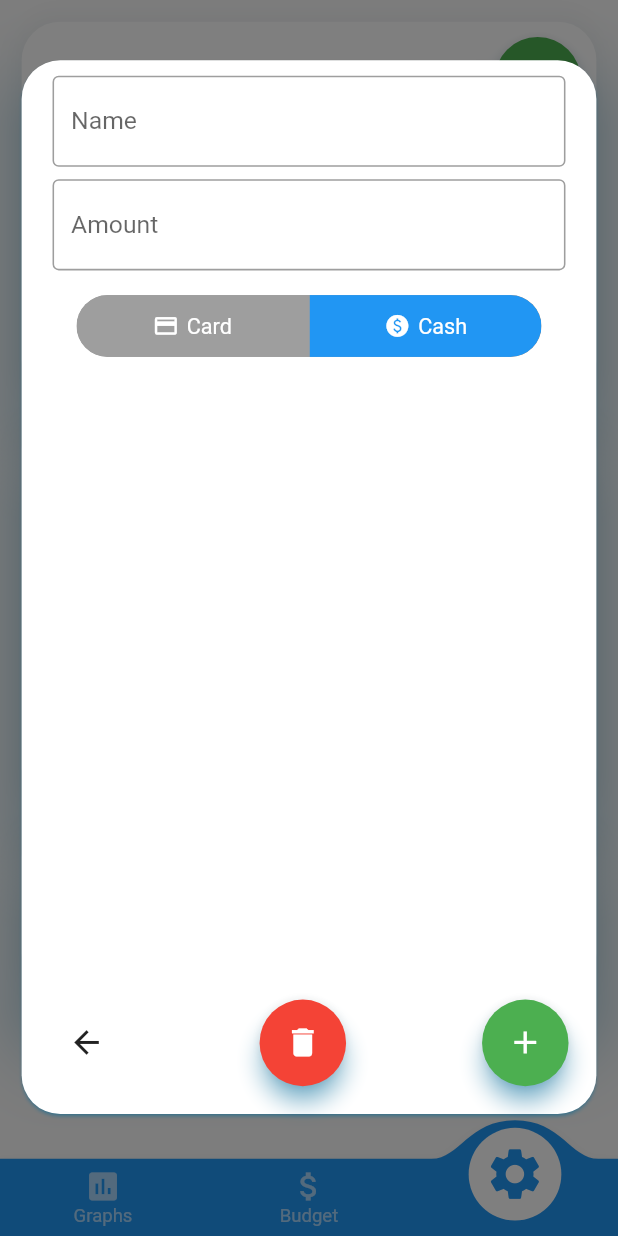
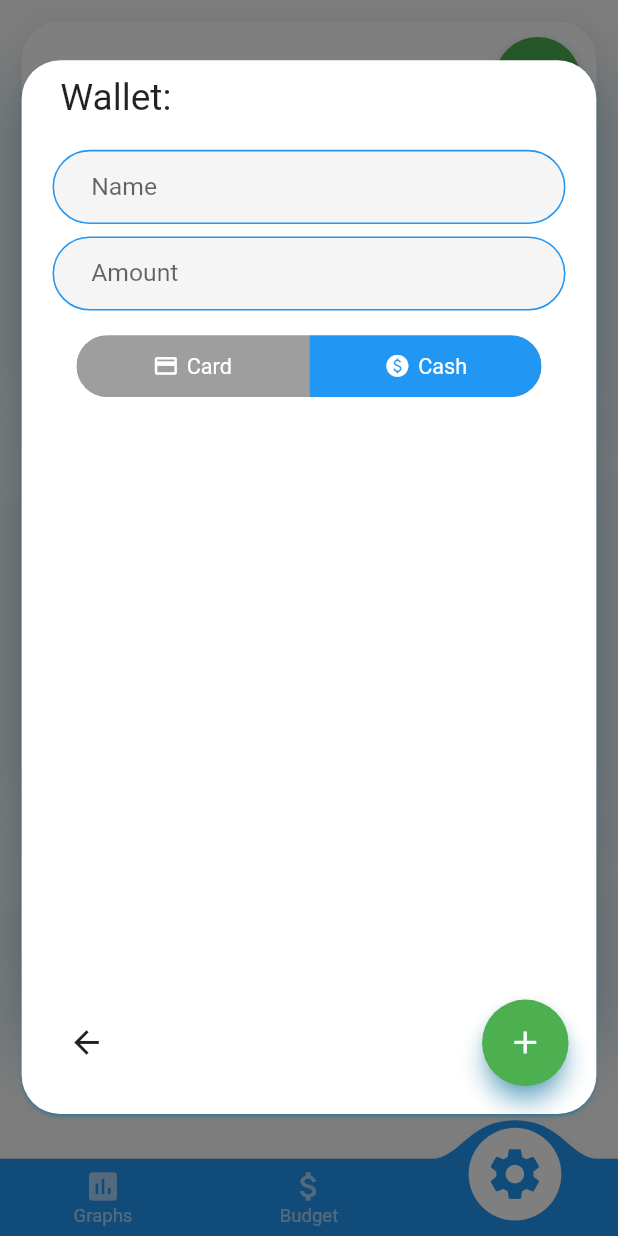
Before and after one commit to dodoqqww/my_budget, a Flutter app: the screen it shows after launch, item 3 of the bottom bar chosen, after a tap on the "add" icon, on a phone screen of 412 x 824 dp. Run offline on Flutter 3.47's test engine with Material 2 defaults, Android fonts, the phone set to English and light mode, and no system bars; drawn by our look-alikes of convex_bottom_bar, toggle_switch; our stand-ins replace expandable, get_it, month_picker_dialog, responsive_framework; missing offline and left inert: flutter_date_picker_timeline, flutter_picker; generated files the repository leaves out were written again.

Commit message:
update ui

```diff
--- /dev/null
+++ b/lib/ui/common/style.dart
@@ -0,0 +1,22 @@
+import 'package:flutter/material.dart';
+
+// textfield decoration
+InputDecoration getTextFieldDecoration({labelText: String, hintText: String}) {
+  return InputDecoration(
+    enabledBorder: OutlineInputBorder(
+      borderRadius: BorderRadius.circular(25),
+      borderSide: BorderSide(color: Colors.blue, width: 1.0),
+    ),
+    focusedBorder: OutlineInputBorder(
+      borderRadius: BorderRadius.circular(25),
+      borderSide: BorderSide(color: Colors.blue, width: 1.0),
+    ),
+    filled: true,
+    contentPadding: EdgeInsets.only(left: 25, bottom: 20),
+    //border: OutlineInputBorder(
+    //    borderRadius: BorderRadius.circular(25),
+    //    borderSide: new BorderSide(color: Colors.blue)),
+    labelText: labelText,
+    hintText: hintText,
+  );
+}
--- a/lib/ui/screens/main_screen.dart
+++ b/lib/ui/screens/main_screen.dart
@@ -173,7 +173,7 @@ class TrxDetailsWidget extends StatelessWidget {
         alignment: Alignment.centerRight,
         child: ExpandableButton(
           // <-- Collapses when tapped on
-          child: Icon(Icons.arrow_upward),
+          child: Icon(Icons.arrow_upward, color: Colors.blue),
         ),
       ),
     ]);
--- a/lib/ui/screens/settings_screen.dart
+++ b/lib/ui/screens/settings_screen.dart
@@ -5,6 +5,7 @@ import 'package:flutter_picker/flutter_picker.dart';
 import 'package:my_budget/models/reminder.dart';
 import 'package:my_budget/models/wallet.dart';
 import 'package:my_budget/ui/common/animations.dart';
+import 'package:my_budget/ui/common/style.dart';
 import 'package:my_budget/utils/util_datas.dart';
 import 'package:toggle_switch/toggle_switch.dart';
 
@@ -288,7 +289,7 @@ class OtherSettings extends StatelessWidget {
                         onPressed: () {
                           print("backup google drive");
                         },
-                        icon: Icon(Icons.backup))
+                        icon: Icon(Icons.backup, color: Colors.blue))
                   ],
                 )
               ],
@@ -311,8 +312,10 @@ class AddEditWalletScreen extends StatelessWidget {
 
   @override
   Widget build(BuildContext context) {
+    bool hasWallet = false;
     if (wallet != null) {
       print("asd");
+      hasWallet = true;
       nameCtrl.text = wallet.name;
       amountCtrl.text = wallet.amount.toString();
       type = wallet.type;
@@ -338,11 +341,17 @@ class AddEditWalletScreen extends StatelessWidget {
                         shrinkWrap: true,
                         children: [
                           Padding(
+                            padding: const EdgeInsets.fromLTRB(15, 0, 8, 20),
+                            child: Text(
+                              "Wallet:",
+                              style: TextStyle(fontSize: 24),
+                            ),
+                          ),
+                          Padding(
                             padding: const EdgeInsets.fromLTRB(10, 0, 10, 8),
                             child: TextField(
                               controller: nameCtrl,
-                              decoration: InputDecoration(
-                                border: OutlineInputBorder(),
+                              decoration: getTextFieldDecoration(
                                 labelText: 'Name',
                                 hintText: 'Name',
                               ),
@@ -353,8 +362,7 @@ class AddEditWalletScreen extends StatelessWidget {
                             padding: const EdgeInsets.fromLTRB(10, 0, 10, 8),
                             child: TextField(
                               controller: amountCtrl,
-                              decoration: InputDecoration(
-                                border: OutlineInputBorder(),
+                              decoration: getTextFieldDecoration(
                                 labelText: 'Amount',
                                 hintText: 'Amount',
                               ),
@@ -422,12 +430,15 @@ class AddEditWalletScreen extends StatelessWidget {
                                   Navigator.pop(context);
                                 },
                                 icon: Icon(Icons.arrow_back)),
-                            FloatingActionButton(
-                                child: Icon(Icons.delete),
-                                backgroundColor: Colors.red,
-                                onPressed: () {
-                                  Navigator.pop(context);
-                                }),
+                            Visibility(
+                              visible: hasWallet,
+                              child: FloatingActionButton(
+                                  child: Icon(Icons.delete),
+                                  backgroundColor: Colors.red,
+                                  onPressed: () {
+                                    Navigator.pop(context);
+                                  }),
+                            ),
                             FloatingActionButton(
                                 child: wallet != null
                                     ? Icon(Icons.save)
@@ -485,11 +496,17 @@ class AddEditReminderScreen extends StatelessWidget {
                         shrinkWrap: true,
                         children: [
                           Padding(
+                            padding: const EdgeInsets.fromLTRB(15, 0, 8, 20),
+                            child: Text(
+                              "Reminder:",
+                              style: TextStyle(fontSize: 24),
+                            ),
+                          ),
+                          Padding(
                             padding: const EdgeInsets.fromLTRB(10, 0, 10, 8),
                             child: TextField(
                               controller: nameCtrl,
-                              decoration: InputDecoration(
-                                border: OutlineInputBorder(),
+                              decoration: getTextFieldDecoration(
                                 labelText: 'Name',
                                 hintText: 'Name',
                               ),
@@ -515,7 +532,8 @@ class AddEditReminderScreen extends StatelessWidget {
                                           print(picker.getSelectedValues());
                                         }).showDialog(context);
                                   },
-                                  icon: Icon(Icons.date_range),
+                                  icon: Icon(Icons.date_range,
+                                      color: Colors.blue),
                                 )
                               ],
                             ),
```
Also changed, not shown: lib/ui/screens/add_trx_screen.dart (+76 -23 lines), lib/ui/common/widgets.dart (deleted).
